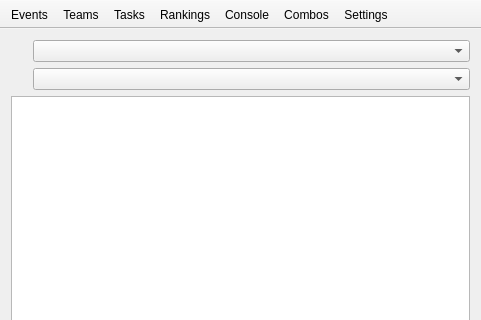
First picture: the form in mainwindow.ui, repository FrankMamuda/ketoevent, before the edit; both pictures show x 0 to 481 and y 0 to 320 of the 481 by 462 pixel window.
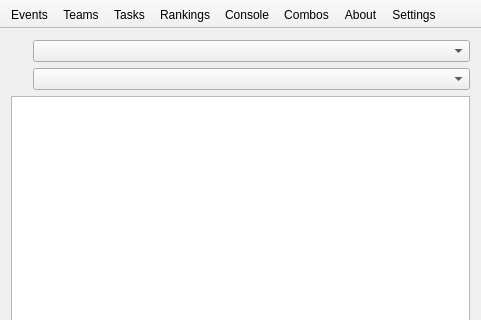
Second picture: the form after the edit. Icons and pictures are not drawn. Custom widgets are drawn as their Qt base class.

Commit message: add about dialog

Diff of the .ui file:
```diff
--- a/mainwindow.ui
+++ b/mainwindow.ui
@@ -142,6 +142,7 @@
    <addaction name="actionRankings"/>
    <addaction name="actionConsole"/>
    <addaction name="actionCombos"/>
+   <addaction name="actionAbout"/>
    <addaction name="actionSettings"/>
   </widget>
   <widget class="QToolBar" name="quickBar">
@@ -268,6 +269,15 @@
     <string>Events</string>
    </property>
   </action>
+  <action name="actionAbout">
+   <property name="icon">
+    <iconset resource="resources.qrc">
+     <normaloff>:/icons/info</normaloff>:/icons/info</iconset>
+   </property>
+   <property name="text">
+    <string>About</string>
+   </property>
+  </action>
  </widget>
  <layoutdefault spacing="6" margin="11"/>
  <customwidgets>
```
The commit also changes 7 other files.
